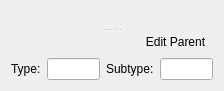
Old version of the form src/scipyen/gui/widgets/dataclasswidgets/cellwidget.ui in the repository ctigaret/scipyen.
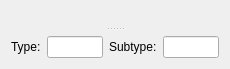
New version of the form. Icons and pictures are not drawn. Custom widgets are drawn as their Qt base class.

```diff
--- a/src/scipyen/gui/widgets/dataclasswidgets/cellwidget.ui
+++ b/src/scipyen/gui/widgets/dataclasswidgets/cellwidget.ui
@@ -6,8 +6,8 @@
    <rect>
     <x>0</x>
     <y>0</y>
-    <width>224</width>
-    <height>91</height>
+    <width>230</width>
+    <height>69</height>
    </rect>
   </property>
   <property name="windowTitle">
@@ -26,33 +26,7 @@
      <widget class="QWidget" name="">
       <layout class="QVBoxLayout" name="verticalLayout">
        <item>
-        <layout class="QHBoxLayout" name="horizontalLayout_2">
-         <item>
-          <widget class="NameDescriptionWidget" name="nameDescriptionWidget" native="true"/>
-         </item>
-         <item>
-          <widget class="QToolButton" name="editParentToolButton">
-           <property name="toolTip">
-            <string>Edit Parent Object</string>
-           </property>
-           <property name="statusTip">
-            <string>Edit Parent Object</string>
-           </property>
-           <property name="whatsThis">
-            <string>Edit Parent Object</string>
-           </property>
-           <property name="text">
-            <string>Edit Parent</string>
-           </property>
-           <property name="icon">
-            <iconset theme="user"/>
-           </property>
-           <property name="autoRaise">
-            <bool>true</bool>
-           </property>
-          </widget>
-         </item>
-        </layout>
+        <widget class="NameDescriptionWidget" name="nameDescriptionWidget" native="true"/>
        </item>
        <item>
         <layout class="QHBoxLayout" name="horizontalLayout">
@@ -105,8 +79,8 @@
          </property>
          <property name="sizeHint" stdset="0">
           <size>
-           <width>20</width>
-           <height>40</height>
+           <width>207</width>
+           <height>13</height>
           </size>
          </property>
         </spacer>
```
